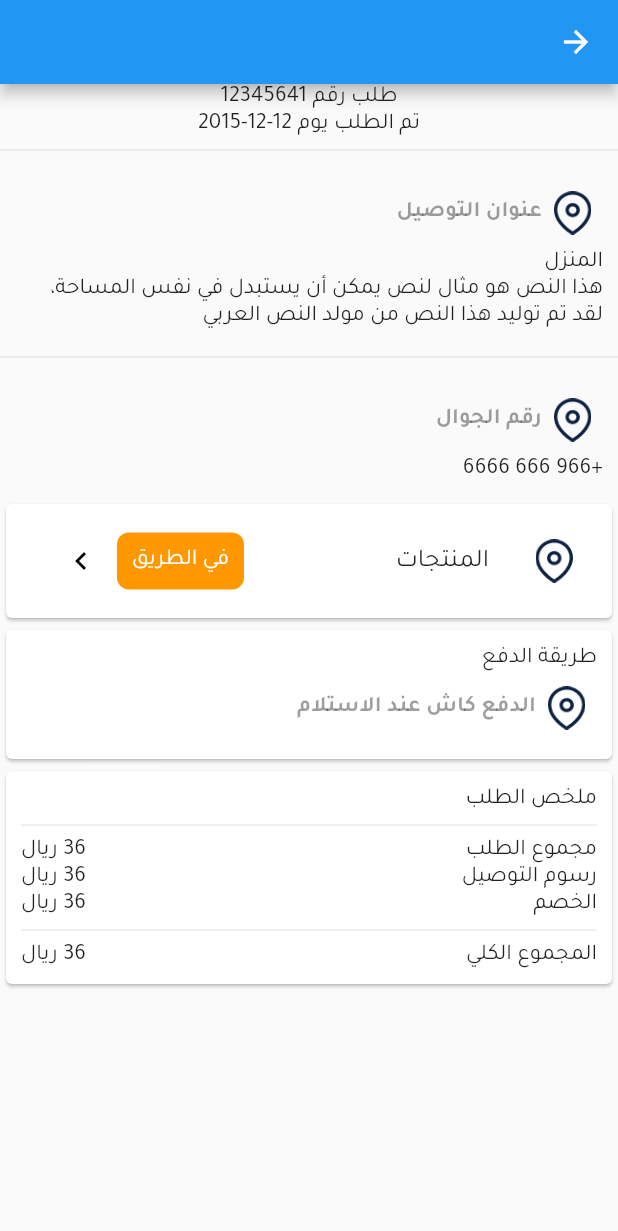
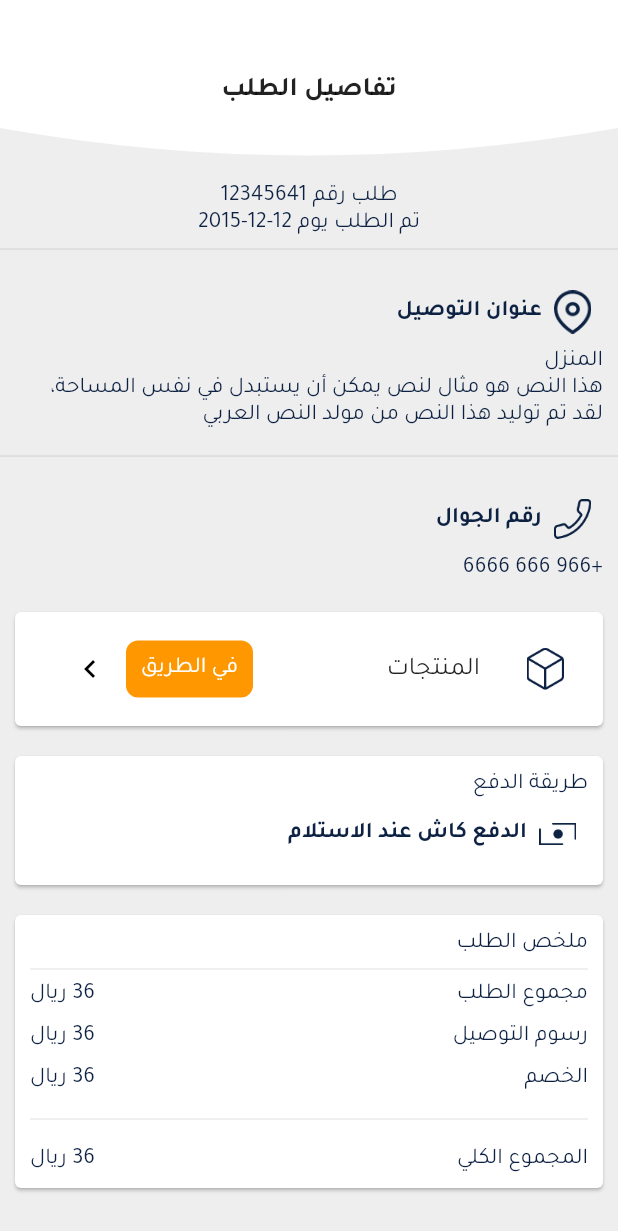
Before and after one commit to zamalex/waterApp, a Flutter app: the OrderDetailsScreen screen opened directly, on a phone screen of 412 x 824 dp. Shown: the top 1231 px of the screen. Run offline on Flutter 3.47's test engine with Material 2 defaults, Android fonts, the light colour scheme and no system bars; our stand-ins replace carousel_slider.

Commit message:
order details second release

```diff
--- a/lib/main.dart
+++ b/lib/main.dart
@@ -2,6 +2,7 @@ import 'package:flutter/material.dart';
 import 'package:flutter_localizations/flutter_localizations.dart';
 import 'package:water/home.dart';
 import 'package:water/onboarding.dart';
+import 'package:water/order_details.dart';
 import 'package:water/slider.dart';
 
 void main() {
@@ -14,7 +15,10 @@ class MyApp extends StatelessWidget {
   Widget build(BuildContext context) {
     return MaterialApp(
         title: 'Flutter Demo',
-        theme: ThemeData(primarySwatch: Colors.blue, fontFamily: "Tajawal"),
+        theme: ThemeData(
+            primarySwatch: Colors.blue,
+            fontFamily: "Tajawal",
+            scaffoldBackgroundColor: Colors.grey.shade200),
         home: MyHomePage(),
         localizationsDelegates: [
           GlobalCupertinoLocalizations.delegate,
--- a/lib/order_details.dart
+++ b/lib/order_details.dart
@@ -1,16 +1,44 @@
 import 'package:flutter/material.dart';
 import 'package:water/order_details_list_item.dart';
-import 'package:water/order_list_item.dart';
+import 'clip_shapes.dart';
 
 class OrderDetailsScreen extends StatelessWidget {
+  static const blue = Color.fromRGBO(13, 33, 66, 1);
   @override
   Widget build(BuildContext context) {
     return Scaffold(
-      appBar: AppBar(),
-      body: Column(
+      appBar: PreferredSize(
+          child: Container(
+            color: Colors.grey.shade200,
+            child: ClipPath(
+              clipper: AppBarClipper(),
+              child: Container(
+                height: 150,
+                width: double.infinity,
+                color: Colors.white,
+                child: Center(
+                  child: Text(
+                    'تفاصيل الطلب',
+                    style: TextStyle(fontWeight: FontWeight.bold, fontSize: 18),
+                  ),
+                ),
+              ),
+            ),
+          ),
+          preferredSize: Size.fromHeight(122)),
+      body: Container(
+        color: Colors.grey.shade200,
+        child: SingleChildScrollView(
+          child: Column(
             children: [
-          Text('طلب رقم 12345641'),
-          Text('تم الطلب يوم 12-12-2015'),
+              Text(
+                'طلب رقم 12345641',
+                style: TextStyle(color: blue),
+              ),
+              Text(
+                'تم الطلب يوم 12-12-2015',
+                style: TextStyle(color: blue),
+              ),
               Divider(),
               Container(
                 margin: EdgeInsets.all(10),
@@ -23,10 +51,18 @@ class OrderDetailsScreen extends StatelessWidget {
                           'assets/images/location.png',
                           width: 25,
                         ),
-                    label: Text('عنوان التوصيل')),
-                Text('المنزل'),
+                        label: Text(
+                          'عنوان التوصيل',
+                          style: TextStyle(color: blue),
+                        )),
                     Text(
-                    'هذا النص هو مثال لنص يمكن أن يستبدل في نفس المساحة، لقد تم توليد هذا النص من مولد النص العربي')
+                      'المنزل',
+                      style: TextStyle(color: blue),
+                    ),
+                    Text(
+                      'هذا النص هو مثال لنص يمكن أن يستبدل في نفس المساحة، لقد تم توليد هذا النص من مولد النص العربي',
+                      style: TextStyle(color: blue),
+                    )
                   ],
                 ),
               ),
@@ -40,58 +76,126 @@ class OrderDetailsScreen extends StatelessWidget {
                     TextButton.icon(
                         onPressed: null,
                         icon: Image.asset(
-                      'assets/images/location.png',
+                          'assets/images/phone.png',
                           width: 25,
                         ),
-                    label: Text('رقم الجوال')),
-                Text('+966 666 6666'),
+                        label: Text(
+                          'رقم الجوال',
+                          style: TextStyle(color: blue),
+                        )),
+                    Text(
+                      '+966 666 6666',
+                      style: TextStyle(color: blue),
+                    ),
                   ],
                 ),
               ),
-          Card(child: OrderDetailsListItem()),
               Card(
+                child: OrderDetailsListItem(),
+                margin: EdgeInsets.all(10),
+              ),
+              Card(
+                margin: EdgeInsets.all(10),
                 child: Container(
                   margin: EdgeInsets.all(10),
                   width: MediaQuery.of(context).size.width,
                   child: Column(
                     crossAxisAlignment: CrossAxisAlignment.start,
                     children: [
-                  Text('طريقة الدفع'),
+                      Text(
+                        'طريقة الدفع',
+                        style: TextStyle(color: blue),
+                      ),
                       TextButton.icon(
                           onPressed: null,
                           icon: Image.asset(
-                        'assets/images/location.png',
+                            'assets/images/pay.png',
                             width: 25,
                           ),
-                      label: Text('الدفع كاش عند الاستلام')),
+                          label: Text(
+                            'الدفع كاش عند الاستلام',
+                            style: TextStyle(color: blue),
+                          )),
                     ],
                   ),
                 ),
               ),
               Card(
+                margin: EdgeInsets.all(10),
                 child: Container(
                   margin: EdgeInsets.all(10),
                   width: MediaQuery.of(context).size.width,
                   child: Column(
                     crossAxisAlignment: CrossAxisAlignment.start,
                     children: [
-                  Text('ملخص الطلب'),
-                  Divider(),
-                  Row(
-                    children: [Text('مجموع الطلب'), Text('36 ريال')],
-                    mainAxisAlignment: MainAxisAlignment.spaceBetween,
-                  ),
-                  Row(
-                    children: [Text('رسوم التوصيل'), Text('36 ريال')],
-                    mainAxisAlignment: MainAxisAlignment.spaceBetween,
-                  ),
-                  Row(
-                    children: [Text('الخصم'), Text('36 ريال')],
-                    mainAxisAlignment: MainAxisAlignment.spaceBetween,
+                      Text(
+                        'ملخص الطلب',
+                        style: TextStyle(color: blue),
                       ),
                       Divider(),
                       Row(
-                    children: [Text('المجموع الكلي'), Text('36 ريال')],
+                        children: [
+                          Text(
+                            'مجموع الطلب',
+                            style: TextStyle(color: blue),
+                          ),
+                          Text(
+                            '36 ريال',
+                            style: TextStyle(color: blue),
+                          )
+                        ],
+                        mainAxisAlignment: MainAxisAlignment.spaceBetween,
+                      ),
+                      SizedBox(
+                        height: 10,
+                      ),
+                      Row(
+                        children: [
+                          Text(
+                            'رسوم التوصيل',
+                            style: TextStyle(color: blue),
+                          ),
+                          Text(
+                            '36 ريال',
+                            style: TextStyle(color: blue),
+                          )
+                        ],
+                        mainAxisAlignment: MainAxisAlignment.spaceBetween,
+                      ),
+                      SizedBox(
+                        height: 10,
+                      ),
+                      Row(
+                        children: [
+                          Text(
+                            'الخصم',
+                            style: TextStyle(color: blue),
+                          ),
+                          Text(
+                            '36 ريال',
+                            style: TextStyle(color: blue),
+                          )
+                        ],
+                        mainAxisAlignment: MainAxisAlignment.spaceBetween,
+                      ),
+                      SizedBox(
+                        height: 10,
+                      ),
+                      Divider(),
+                      SizedBox(
+                        height: 10,
+                      ),
+                      Row(
+                        children: [
+                          Text(
+                            'المجموع الكلي',
+                            style: TextStyle(color: blue),
+                          ),
+                          Text(
+                            '36 ريال',
+                            style: TextStyle(color: blue),
+                          )
+                        ],
                         mainAxisAlignment: MainAxisAlignment.spaceBetween,
                       ),
                     ],
@@ -100,6 +204,8 @@ class OrderDetailsScreen extends StatelessWidget {
               )
             ],
           ),
+        ),
+      ),
     );
   }
 }
--- a/lib/order_details_list_item.dart
+++ b/lib/order_details_list_item.dart
@@ -17,7 +17,7 @@ class _OrderDetailsListItemState extends State<OrderDetailsListItem> {
           children: [
             ListTile(
               leading: Image.asset(
-                'assets/images/location.png',
+                'assets/images/add.png',
                 width: 25,
               ),
               title: Text('المنتجات'),
--- a/pubspec.yaml
+++ b/pubspec.yaml
@@ -79,6 +79,10 @@ flutter:
     - assets/images/twitter.png
     - assets/images/instagram.png
     - assets/images/whatsapp.png
+    - assets/images/pay.png
+    - assets/images/phone.png
+    - assets/images/edit.png
+    - assets/images/remove.png
 
   #   - images/a_dot_ham.jpeg
 
```
Also changed, not shown: lib/account.dart (+11 -4 lines), lib/addresses.dart (added, +64 -0 lines), lib/addrss_item.dart (added, +100 -0 lines), lib/order_list_item.dart (+9 -2 lines), assets/images/edit.png (added), assets/images/pay.png (added), assets/images/phone.png (added), assets/images/remove.png (added). Lines whose indentation alone changed are shown as unchanged.
